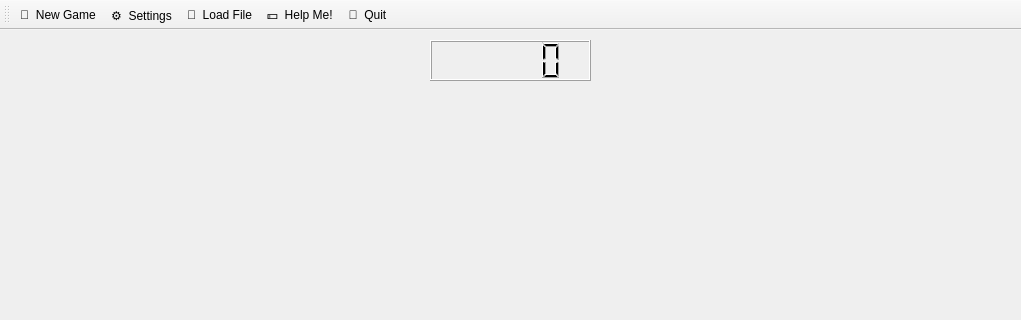
Qt form mainwindow.ui (LyricZhao/QtChineseChess) before a commit; both pictures show x 0 to 1021 and y 0 to 320 of the 1021 by 722 pixel window.
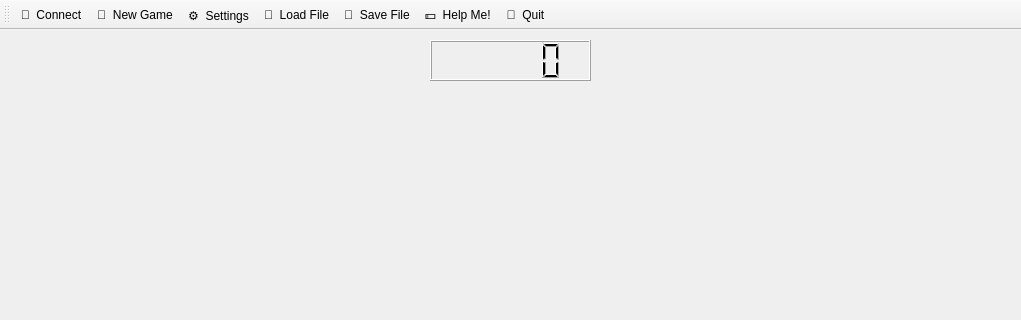
The same form after that commit. Icons and pictures are not drawn.

The edit to the form file:
```diff
--- a/mainwindow.ui
+++ b/mainwindow.ui
@@ -54,9 +54,11 @@
    <attribute name="toolBarBreak">
     <bool>false</bool>
    </attribute>
+   <addaction name="actionConnect"/>
    <addaction name="actionNew_Game"/>
    <addaction name="actionSettings"/>
    <addaction name="action_Load_File"/>
+   <addaction name="action_Save_File"/>
    <addaction name="action_Help_Me"/>
    <addaction name="action_Quit"/>
   </widget>
@@ -115,6 +117,28 @@
     <string>Ctrl+E</string>
    </property>
   </action>
+  <action name="action_Save_File">
+   <property name="text">
+    <string>😬  Save File</string>
+   </property>
+   <property name="toolTip">
+    <string>Save current state into file!</string>
+   </property>
+   <property name="shortcut">
+    <string>Ctrl+S</string>
+   </property>
+  </action>
+  <action name="actionConnect">
+   <property name="text">
+    <string>👫  Connect</string>
+   </property>
+   <property name="toolTip">
+    <string>Connect to another player!</string>
+   </property>
+   <property name="shortcut">
+    <string>Ctrl+C</string>
+   </property>
+  </action>
  </widget>
  <layoutdefault spacing="6" margin="11"/>
  <resources>
```
